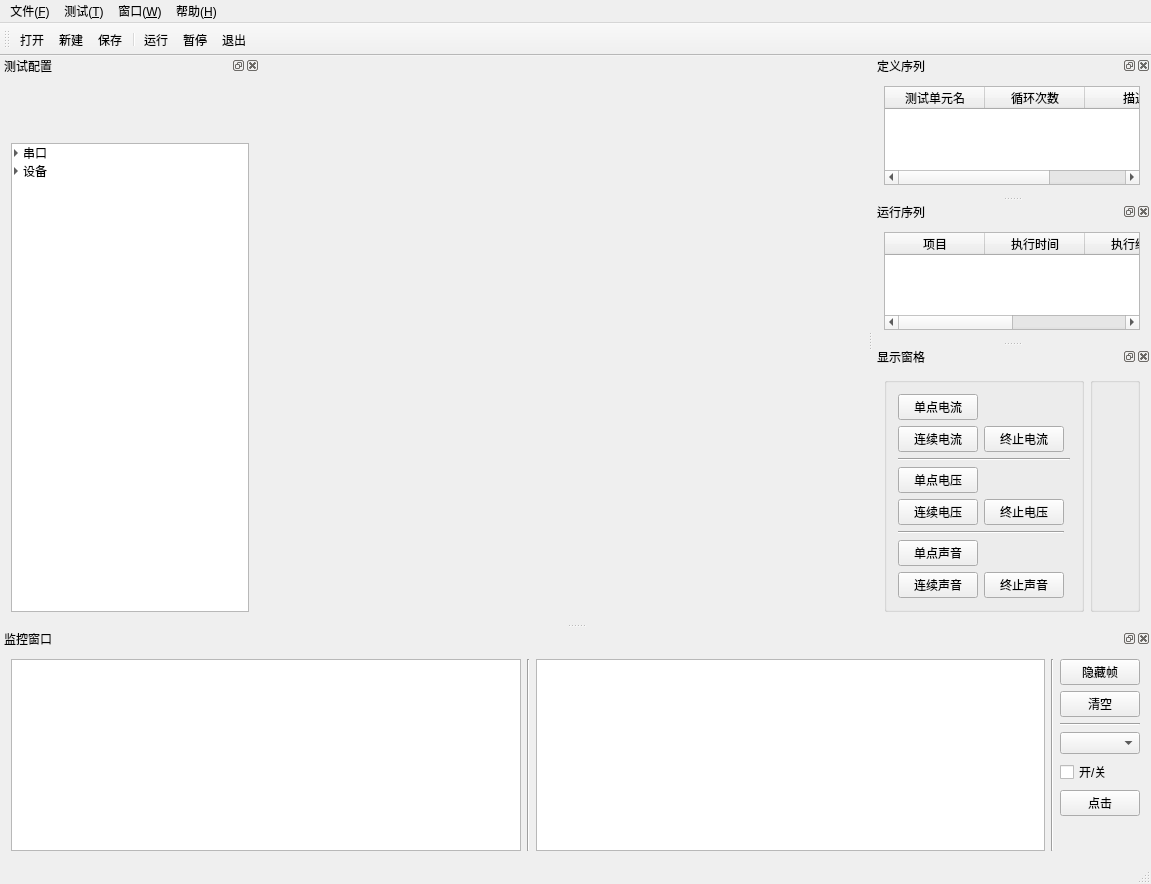
Above: mainwindow.ui from RoadRover-AutoTest/QtDemo before the change. Below: the same form after it.
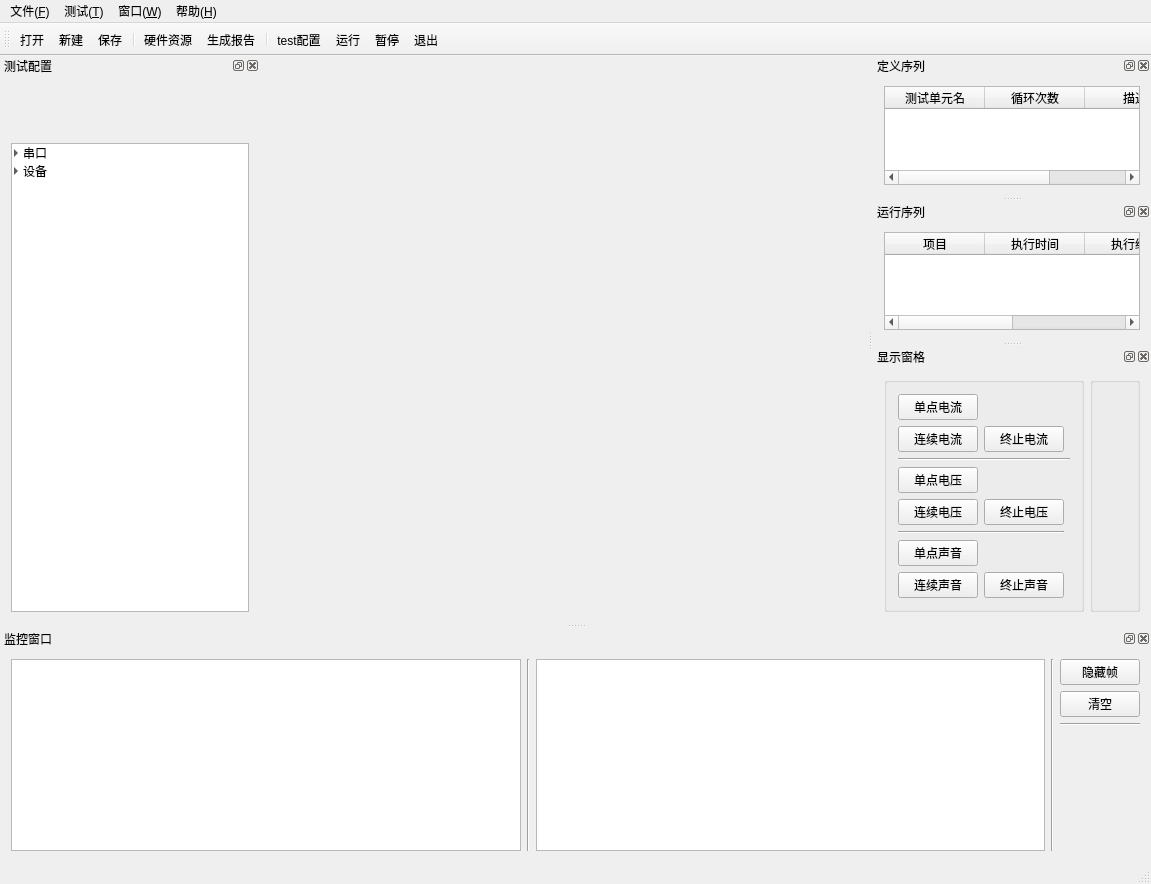
That is the form after the change. Icons and pictures are not drawn. Custom widgets are drawn as their Qt base class.

Patch:
```diff
--- a/mainwindow.ui
+++ b/mainwindow.ui
@@ -97,6 +97,10 @@
    <addaction name="newTest"/>
    <addaction name="save"/>
    <addaction name="separator"/>
+   <addaction name="actHard"/>
+   <addaction name="actReport"/>
+   <addaction name="separator"/>
+   <addaction name="actATtool"/>
    <addaction name="acttest"/>
    <addaction name="actPause"/>
    <addaction name="exit"/>
@@ -336,7 +340,7 @@
        </property>
       </widget>
      </item>
-     <item row="6" column="4">
+     <item row="3" column="4">
       <spacer name="verticalSpacer_2">
        <property name="orientation">
         <enum>Qt::Vertical</enum>
@@ -349,23 +353,6 @@
        </property>
       </spacer>
      </item>
-     <item row="3" column="4">
-      <widget class="QComboBox" name="comboBox"/>
-     </item>
-     <item row="4" column="4">
-      <widget class="QCheckBox" name="checkBox">
-       <property name="text">
-        <string>开/关</string>
-       </property>
-      </widget>
-     </item>
-     <item row="5" column="4">
-      <widget class="QPushButton" name="pushButton_2">
-       <property name="text">
-        <string>点击</string>
-       </property>
-      </widget>
-     </item>
     </layout>
    </widget>
   </widget>
@@ -730,7 +717,7 @@
   </action>
   <action name="actATtool">
    <property name="text">
-    <string>ATtool配置</string>
+    <string>test配置</string>
    </property>
    <property name="toolTip">
     <string>ATtool参数配置</string>
```
Left out of the diff: 54 changed lines with no effect on the pictures.
